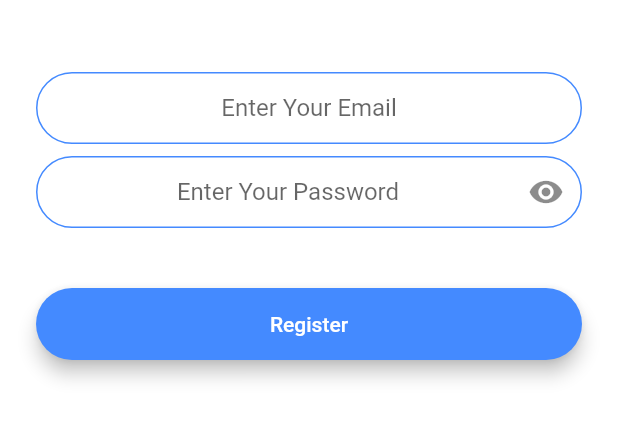
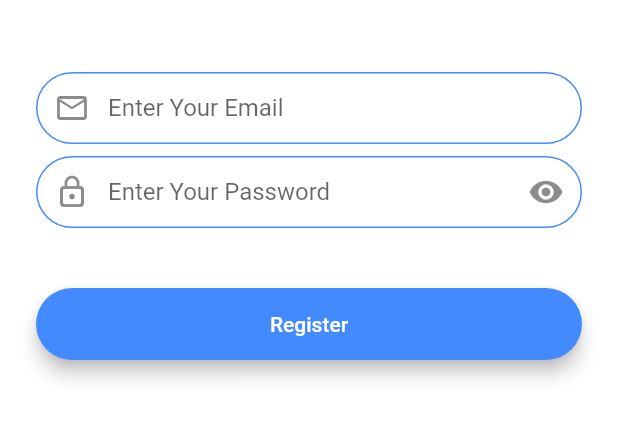
Before and after one commit to Hassanulhaq52/Flash-Chat-Flutter, a Flutter app: the RegistrationScreen screen opened by its route, on a phone screen of 412 x 824 dp, the part 576-1018 px from its top. Run offline on Flutter 3.47's test engine with Material 2 defaults, Android fonts, the phone set to English and light mode, and no system bars; our stand-ins replace animated_text_kit, cloud_firestore, firebase_auth, firebase_core, modal_progress_hud; accounts and stored records are empty.

```diff
--- a/lib/screens/chat_screen.dart
+++ b/lib/screens/chat_screen.dart
@@ -51,7 +51,6 @@ class _ChatScreenState extends State<ChatScreen> {
               onPressed: () {
                 _auth.signOut();
                 Navigator.pop(context);
-                print('user logout successfully');
               }),
         ],
         title: Text('⚡️Chat'),
--- a/lib/screens/registration_screen.dart
+++ b/lib/screens/registration_screen.dart
@@ -19,6 +19,7 @@ class _RegistrationScreenState extends State<RegistrationScreen> {
   String errorMsg;
   bool isVisible = false;
   final scaffoldKey = GlobalKey<ScaffoldState>();
+
   @override
   Widget build(BuildContext context) {
     return Scaffold(
@@ -46,25 +47,25 @@ class _RegistrationScreenState extends State<RegistrationScreen> {
               ),
               TextField(
                 keyboardAppearance: Brightness.dark,
-                textAlign: TextAlign.center,
                 keyboardType: TextInputType.emailAddress,
                 onChanged: (value) {
                   email = value;
                 },
-                decoration:
-                    kTextFieldDecoration.copyWith(hintText: 'Enter Your Email'),
+                decoration: kTextFieldDecoration.copyWith(
+                    prefixIcon: Icon(Icons.email_outlined),
+                    hintText: 'Enter Your Email'),
               ),
               SizedBox(
                 height: 8.0,
               ),
               TextField(
                 keyboardAppearance: Brightness.dark,
-                textAlign: TextAlign.center,
                 obscureText: isVisible,
                 onChanged: (value) {
                   password = value;
                 },
                 decoration: kTextFieldDecoration.copyWith(
+                    prefixIcon: Icon(Icons.lock_outline_rounded),
                     suffixIcon: IconButton(
                       onPressed: () {
                         setState(() {
@@ -125,9 +126,13 @@ class _RegistrationScreenState extends State<RegistrationScreen> {
                         errorMsg = "Please check your internet connection";
                     }
                     scaffoldKey.currentState.showSnackBar(SnackBar(
-                      content: Text(errorMsg),
+                      backgroundColor: Colors.redAccent,
+                      content: Text(
+                        errorMsg,
+                        textAlign: TextAlign.center,
+                        style: TextStyle(fontSize: 20.0),
+                      ),
                     ));
-
                     print(e);
                   }
                 },
--- a/lib/screens/welcome_screen.dart
+++ b/lib/screens/welcome_screen.dart
@@ -63,7 +63,7 @@ class _WelcomeScreenState extends State<WelcomeScreen>
                     fontSize: 45.0,
                     fontWeight: FontWeight.w900,
                   ),
-                  speed: const Duration(milliseconds: 500),
+                  speed: const Duration(milliseconds: 400),
                 ),
               ],
             ),
```
Also changed, not shown: lib/screens/login_screen.dart (+56 -7 lines), lib/constants.dart (line endings or trailing spaces).
